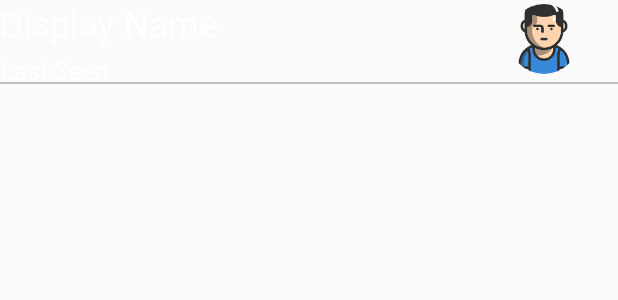
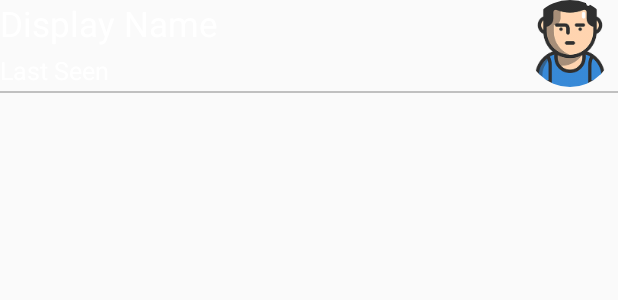
Before and after one commit to MohsanSultan/MooChat, an Android app: the layout chat_custom_bar.xml on its own in the app's theme, with its tools: preview values and no code run, on a phone screen of 412 x 824 dp. Shown: the top 300 px of the screen. Run offline under Robolectric (Android 15) with nearby library versions, the phone set to English and light mode, and no system bars; Roboto replaces fonts that are not available here.

Commit message:
22-02-19

```diff
--- a/app/src/main/java/com/example/moo_chat/moochat/AllUsersActivity.java
+++ b/app/src/main/java/com/example/moo_chat/moochat/AllUsersActivity.java
@@ -69,7 +69,6 @@ public class AllUsersActivity extends AppCompatActivity {
                 R.layout.single_user_view_layout,
                 UsersViewHolderClass.class,
                 myDatabaseRef
-
         ) {
             @Override
             protected void populateViewHolder(UsersViewHolderClass viewHolder, AllUsers model, int position) {
--- a/app/src/main/java/com/example/moo_chat/moochat/ChatFragment.java
+++ b/app/src/main/java/com/example/moo_chat/moochat/ChatFragment.java
@@ -154,8 +154,10 @@ public class ChatFragment extends Fragment {
                             public void onClick(View view) {
 
                                 Intent chatIntent = new Intent(getContext(), ChatActivity.class);
+
                                 chatIntent.putExtra("from_user_id", list_user_id);
                                 chatIntent.putExtra("user_name", userName);
+
                                 startActivity(chatIntent);
 
                             }
--- a/app/src/main/res/layout/chat_custom_bar.xml
+++ b/app/src/main/res/layout/chat_custom_bar.xml
@@ -5,21 +5,26 @@
     android:layout_width="match_parent"
     android:layout_height="wrap_content">
 
+    <LinearLayout
+        android:id="@+id/chat_text_layout"
+        android:layout_width="match_parent"
+        android:layout_height="wrap_content"
+        android:orientation="horizontal"
+        android:weightSum="3">
 
-    <de.hdodenhof.circleimageview.CircleImageView
-        android:id="@+id/custom_bar_image"
-        android:layout_width="@dimen/_36sdp"
-        android:layout_height="@dimen/_40sdp"
-        android:layout_alignParentEnd="true"
-        android:layout_alignParentTop="true"
-        android:layout_marginEnd="@dimen/_20sdp"
-        android:src="@drawable/user_avatar" />
+    <LinearLayout
+        android:layout_width="wrap_content"
+        android:layout_height="wrap_content"
+        android:orientation="vertical"
+        android:layout_weight="2.4"
+        android:weightSum="3">
 
         <TextView
             android:id="@+id/custom_bar_title"
             android:layout_width="wrap_content"
             android:layout_height="wrap_content"
             android:text="Display Name"
+            android:layout_weight="2"
             android:textColor="@android:color/white"
             android:textSize="@dimen/_18ssp" />
 
@@ -28,16 +33,26 @@
             android:layout_width="wrap_content"
             android:layout_height="wrap_content"
             android:layout_marginTop="@dimen/_3sdp"
-        android:layout_below="@+id/custom_bar_title"
             android:text="Last Seen"
+            android:layout_weight="1"
             android:textColor="@android:color/white"
             android:textSize="@dimen/_13ssp" />
+
+    </LinearLayout>
+
+        <de.hdodenhof.circleimageview.CircleImageView
+            android:id="@+id/custom_bar_image"
+            android:layout_width="@dimen/_10sdp"
+            android:layout_height="match_parent"
+            android:layout_weight=".6"
+            android:src="@drawable/user_avatar" />
+    </LinearLayout>
 
     <View
         android:layout_width="match_parent"
         android:layout_height="@dimen/_1sdp"
         android:layout_marginTop="@dimen/_2sdp"
-        android:layout_below="@+id/custom_bar_image"
+        android:layout_below="@+id/chat_text_layout"
         android:background="#C0C0C0" />
 
 
```
Also changed, not shown: app/src/main/java/com/example/moo_chat/moochat/ChatActivity.java (+38 -4 lines), app/src/main/java/com/example/moo_chat/moochat/MessageAdapter.java (+77 -80 lines), app/src/main/java/com/example/moo_chat/moochat/SignInActivity.java (+7 -7 lines), app/src/main/res/drawable/recieve_img_chat_back.xml (added, +19 -0 lines), app/src/main/res/drawable/send_img_chat_back.xml (added, +32 -0 lines), app/src/main/res/layout/message_single_layout.xml (+18 -31 lines). Lines whose indentation alone changed are shown as unchanged.
